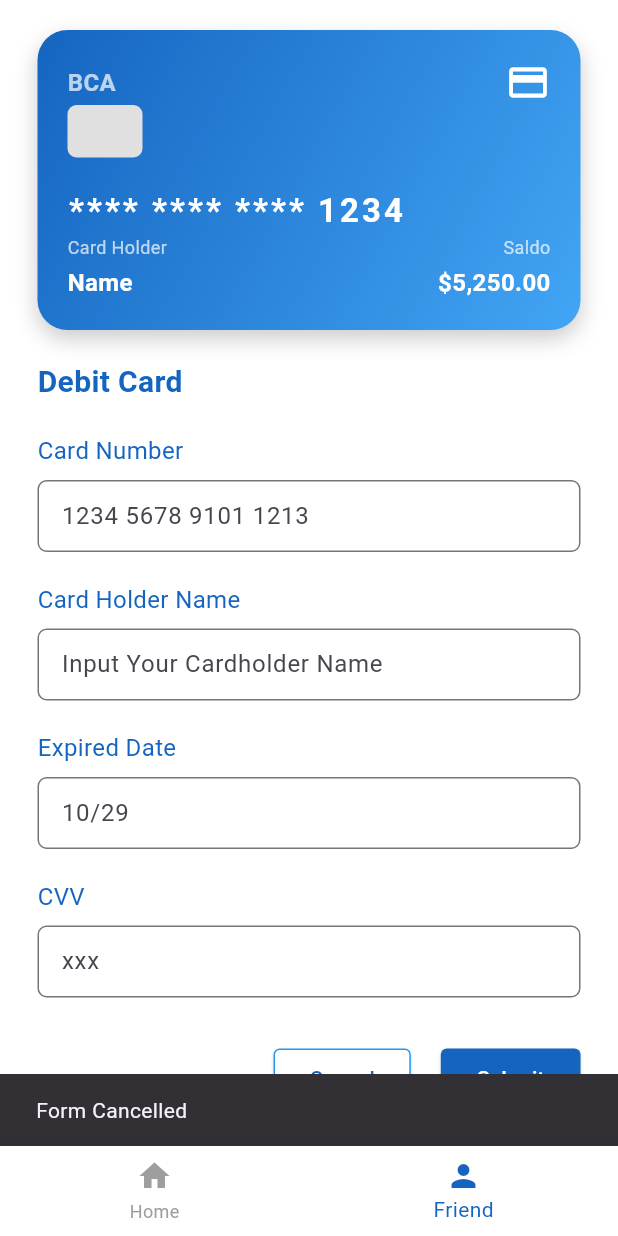
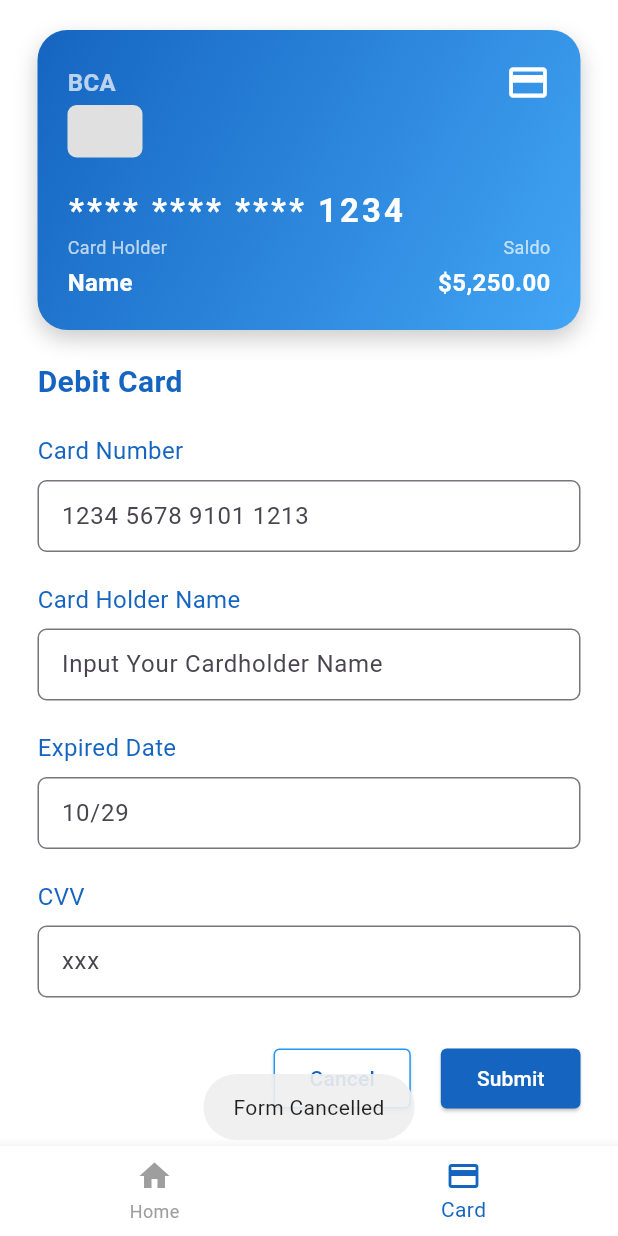
Before and after one commit to Fanjaa/flutter-card-bank, a Flutter app: the screen it shows after launch, item 2 of the bottom bar chosen, after a tap on "Cancel", on a phone screen of 412 x 824 dp. Run offline on Flutter 3.47's test engine with Material 3 defaults, Android fonts, the phone set to English and light mode, and no system bars; our stand-ins replace fluttertoast, get, shared_preferences.

Commit message:
update util dan screen page

```diff
--- a/lib/screens/card_page.dart
+++ b/lib/screens/card_page.dart
@@ -4,13 +4,15 @@ import 'package:test_app/controller/bank_controller.dart';
 import 'package:test_app/screens/home_page.dart';
 import 'package:test_app/util/card_bank.dart';
 import 'package:test_app/util/card_form.dart';
+import 'package:test_app/util/exit_app.dart';
+import 'package:flutter/services.dart';
+
 
 class CardPage extends StatefulWidget {
   final String typeCard;
   final String bankName;
   CardPage({super.key, required this.typeCard, required this.bankName});
   final BankController controller = Get.put(BankController());
-
 
   @override
   State<CardPage> createState() => _CardPageState();
@@ -22,7 +24,15 @@ class _CardPageState extends State<CardPage> {
     final screenHeight = MediaQuery.of(context).size.height;
     int _currentIndex = 1;
 
-    return Scaffold(
+    return PopScope(
+      canPop: false,
+      onPopInvokedWithResult: (didPop, result) {
+        if (didPop) return;
+        if (ExitAppUtil.handlePopInvoked()) {
+          SystemNavigator.pop();
+        }
+      },
+      child: Scaffold(
         backgroundColor: Colors.white,
         resizeToAvoidBottomInset: true, // agar keyboard tidak menutupi
         bottomNavigationBar: SizedBox(
@@ -32,7 +42,7 @@ class _CardPageState extends State<CardPage> {
             onTap: (index) {
               if (index == 0) {
                 // misal Card tab
-              Navigator.push(
+                Navigator.pushReplacement(
                   context,
                   MaterialPageRoute(builder: (context) => HomePage()),
                 );
@@ -47,7 +57,10 @@ class _CardPageState extends State<CardPage> {
             unselectedItemColor: Colors.grey,
             items: const [
               BottomNavigationBarItem(icon: Icon(Icons.home), label: 'Home'),
-            BottomNavigationBarItem(icon: Icon(Icons.person), label: 'Friend'),
+              BottomNavigationBarItem(
+                icon: Icon(Icons.credit_card_outlined),
+                label: 'Card',
+              ),
               // BottomNavigationBarItem(icon: Icon(Icons.search), label: 'Search'),
             ],
           ),
@@ -56,10 +69,11 @@ class _CardPageState extends State<CardPage> {
           child: Column(
             children: [
               // Bagian Card
-            CardBank(typeCard: widget.typeCard,),
+              CardBank(typeCard: widget.typeCard),
               // Bagian putih bawah (form)
-            Expanded(child: CardForm(bankName: widget.bankName,)),
+              Expanded(child: CardForm(bankName: widget.bankName)),
             ],
+          ),
         ),
       ),
     );
--- a/lib/screens/home_page.dart
+++ b/lib/screens/home_page.dart
@@ -1,8 +1,11 @@
 import 'package:flutter/material.dart';
+import 'package:shared_preferences/shared_preferences.dart';
 import 'package:test_app/screens/card_page.dart';
 import 'package:test_app/util/emoticon_face.dart';
 import 'package:test_app/util/card_type.dart';
+import 'package:test_app/util/exit_app.dart';
 import 'package:test_app/widgets/clock_widget.dart';
+import 'package:flutter/services.dart';
 
 class HomePage extends StatefulWidget {
   const HomePage({super.key});
@@ -12,12 +15,34 @@ class HomePage extends StatefulWidget {
 }
 
 class _HomePageState extends State<HomePage> {
+  String? cardholder;
+  @override
+  void initState() {
+    super.initState();
+    loadPrefs();
+  }
+
+  void loadPrefs() async {
+    final prefs = await SharedPreferences.getInstance();
+    setState(() {
+      cardholder = prefs.getString('holderName');
+    });
+  }
+
   @override
   Widget build(BuildContext context) {
     final screenHeight = MediaQuery.of(context).size.height;
     int _currentIndex = 0;
 
-    return Scaffold(
+    return PopScope(
+      canPop: false,
+      onPopInvokedWithResult: (didPop, result) {
+        if (didPop) return;
+        if (ExitAppUtil.handlePopInvoked()) {
+          SystemNavigator.pop();
+        }
+      },
+      child: Scaffold(
         resizeToAvoidBottomInset: false,
         backgroundColor: Colors.blue[800],
         bottomNavigationBar: SizedBox(
@@ -27,10 +52,11 @@ class _HomePageState extends State<HomePage> {
             onTap: (index) {
               if (index == 1) {
                 // misal Card tab
-              Navigator.push(
+                Navigator.pushReplacement(
                   context,
                   MaterialPageRoute(
-                  builder: (context) => CardPage(typeCard: "BCA", bankName: "Debit Card",),
+                    builder: (context) =>
+                        CardPage(typeCard: "BCA", bankName: "Debit Card"),
                   ),
                 );
               } else {
@@ -44,7 +70,7 @@ class _HomePageState extends State<HomePage> {
             unselectedItemColor: Colors.grey,
             items: [
               BottomNavigationBarItem(icon: Icon(Icons.home), label: 'Home'),
-            BottomNavigationBarItem(icon: Icon(Icons.person), label: 'Card'),
+              BottomNavigationBarItem(icon: Icon(Icons.credit_card_outlined), label: 'Card'),
               // BottomNavigationBarItem(icon: Icon(Icons.search), label: 'Search'),
             ],
           ),
@@ -71,7 +97,8 @@ class _HomePageState extends State<HomePage> {
                             crossAxisAlignment: CrossAxisAlignment.start,
                             children: [
                               Text(
-                              'Hi, Fanjaa!',
+                                // 'Hi, Fanjaa!',
+                                'Hi, ${cardholder ?? 'Users'}',
                                 style: TextStyle(
                                   color: Colors.white,
                                   fontSize: 24,
@@ -89,7 +116,10 @@ class _HomePageState extends State<HomePage> {
                               borderRadius: BorderRadius.circular(12),
                             ),
                             padding: EdgeInsets.all(12),
-                          child: Icon(Icons.notifications, color: Colors.white),
+                            child: Icon(
+                              Icons.notifications,
+                              color: Colors.white,
+                            ),
                           ),
                         ],
                       ),
@@ -154,7 +184,10 @@ class _HomePageState extends State<HomePage> {
                             children: [
                               EmoticonFace(emoticonFace: '😒'),
                               SizedBox(height: 8),
-                            Text('Bad', style: TextStyle(color: Colors.white)),
+                              Text(
+                                'Bad',
+                                style: TextStyle(color: Colors.white),
+                              ),
                             ],
                           ),
 
@@ -163,7 +196,10 @@ class _HomePageState extends State<HomePage> {
                             children: [
                               EmoticonFace(emoticonFace: '😊'),
                               SizedBox(height: 8),
-                            Text('Fine', style: TextStyle(color: Colors.white)),
+                              Text(
+                                'Fine',
+                                style: TextStyle(color: Colors.white),
+                              ),
                             ],
                           ),
 
@@ -172,7 +208,10 @@ class _HomePageState extends State<HomePage> {
                             children: [
                               EmoticonFace(emoticonFace: '😁'),
                               SizedBox(height: 8),
-                            Text('Well', style: TextStyle(color: Colors.white)),
+                              Text(
+                                'Well',
+                                style: TextStyle(color: Colors.white),
+                              ),
                             ],
                           ),
 
@@ -237,7 +276,8 @@ class _HomePageState extends State<HomePage> {
                                 horizontal: 25.0,
                               ),
                               child: Row(
-                              mainAxisAlignment: MainAxisAlignment.spaceBetween,
+                                mainAxisAlignment:
+                                    MainAxisAlignment.spaceBetween,
                                 children: [
                                   Text(
                                     'Card List',
@@ -293,6 +333,7 @@ class _HomePageState extends State<HomePage> {
             ],
           ),
         ),
+      ),
     );
   }
 }
--- a/lib/util/card_form.dart
+++ b/lib/util/card_form.dart
@@ -1,8 +1,9 @@
 import 'package:flutter/material.dart';
 import 'package:flutter/services.dart';
+import 'package:fluttertoast/fluttertoast.dart';
 import 'package:get/get.dart';
+import 'package:shared_preferences/shared_preferences.dart';
 import 'package:test_app/controller/bank_controller.dart';
-
 
 class CardForm extends StatefulWidget {
   final String bankName;
@@ -62,7 +63,9 @@ class _CardFormState extends State<CardForm> {
               const SizedBox(height: 8),
               TextFormField(
                 keyboardType: TextInputType.numberWithOptions(),
-                inputFormatters: <TextInputFormatter>[FilteringTextInputFormatter.digitsOnly],
+                inputFormatters: <TextInputFormatter>[
+                  FilteringTextInputFormatter.digitsOnly,
+                ],
                 decoration: InputDecoration(
                   hintText: '1234 5678 9101 1213',
                   border: OutlineInputBorder(
@@ -184,11 +187,16 @@ class _CardFormState extends State<CardForm> {
                         // controller.cardNumberDisplay.value =
                         //     ''; // Jika pakai debounce
                         // controller.cardholderDisplay.value =
-                            ''; // Jika pakai debounce
+                        ''; // Jika pakai debounce
 
                         // Tampilkan snackbar
-                        ScaffoldMessenger.of(context).showSnackBar(
-                          const SnackBar(content: Text('Form Cancelled')),
+                        // ScaffoldMessenger.of(context).showSnackBar(
+                        //   const SnackBar(content: Text('Form Cancelled')),
+                        // );
+                        Fluttertoast.showToast(
+                          msg: "Form Cancelled",
+                          toastLength: Toast.LENGTH_SHORT,
+                          gravity: ToastGravity.BOTTOM,
                         );
                       },
                       style: ElevatedButton.styleFrom(
@@ -205,10 +213,20 @@ class _CardFormState extends State<CardForm> {
                     ),
                     const SizedBox(width: 20),
                     ElevatedButton(
-                      onPressed: () {
+                      onPressed: () async {
+                        final prefs = await SharedPreferences.getInstance();
+                        await prefs.setString(
+                          'holderName',
+                          controller.cardholder.value,
+                        );
                         if (_formKey.currentState!.validate()) {
-                          ScaffoldMessenger.of(context).showSnackBar(
-                            const SnackBar(content: Text('Submitting form')),
+                          // ScaffoldMessenger.of(context).showSnackBar(
+                          //   const SnackBar(content: Text('Submitting form')),
+                          // );
+                          Fluttertoast.showToast(
+                            msg: "Successfully Submit and Save Data",
+                            toastLength: Toast.LENGTH_SHORT,
+                            gravity: ToastGravity.BOTTOM,
                           );
                         }
                       },
--- a/pubspec.yaml
+++ b/pubspec.yaml
@@ -31,7 +31,9 @@ dependencies:
   flutter:
     sdk: flutter
   intl: ^0.18.1
-  get:
+  fluttertoast: ^9.0.0
+  get: ^4.6.6
+  shared_preferences: ^2.5.3
 
 
   # The following adds the Cupertino Icons font to your application.
```
Also changed, not shown: lib/util/exit_app.dart (added, +21 -0 lines), pubspec.lock, 1 other file. Lines whose indentation alone changed are shown as unchanged.
